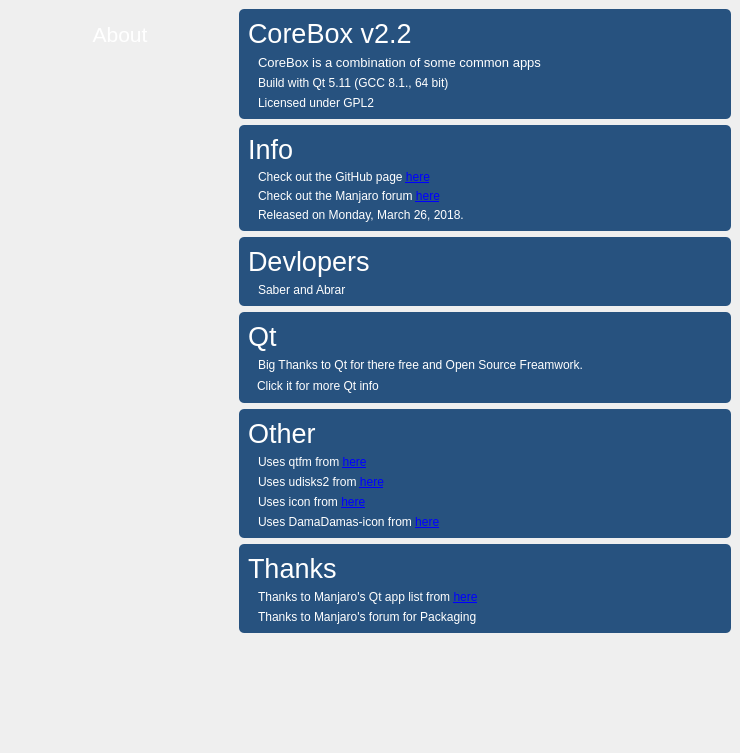
The window that app/about/about.ui (rahmanshaber/corebox) describes before a commit, drawn with Qt 5.
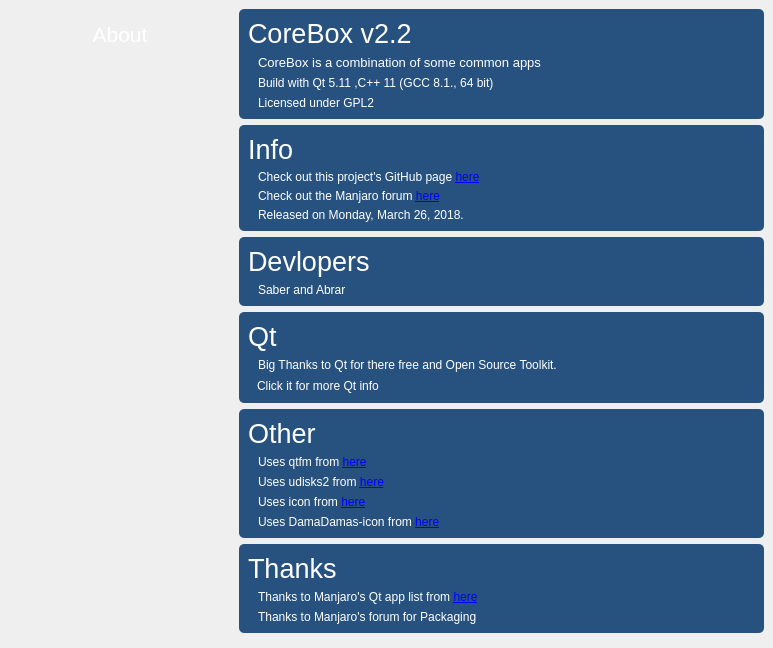
The same window after the commit. Icons and pictures are not drawn.

What changed in the file:
```diff
--- a/app/about/about.ui
+++ b/app/about/about.ui
@@ -6,8 +6,8 @@
    <rect>
     <x>0</x>
     <y>0</y>
-    <width>740</width>
-    <height>753</height>
+    <width>773</width>
+    <height>648</height>
    </rect>
   </property>
   <property name="windowTitle">
@@ -225,7 +225,7 @@
          <item row="2" column="0">
           <widget class="QLabel" name="label_10">
            <property name="text">
-            <string>Build with Qt 5.11 (GCC 8.1., 64 bit)</string>
+            <string>Build with Qt 5.11 ,C++ 11 (GCC 8.1., 64 bit)</string>
            </property>
            <property name="indent">
             <number>10</number>
@@ -297,7 +297,7 @@
          <item row="1" column="0">
           <widget class="QLabel" name="label_19">
            <property name="text">
-            <string>&lt;html&gt;&lt;head/&gt;&lt;body&gt;&lt;p&gt;Check out the GitHub page &lt;a href=&quot;https://github.com/rahmanshaber/corebox&quot;&gt;&lt;span style=&quot; text-decoration: underline; color:#0000ff;&quot;&gt;here&lt;/span&gt;&lt;/a&gt;&lt;/p&gt;&lt;/body&gt;&lt;/html&gt;</string>
+            <string>&lt;html&gt;&lt;head/&gt;&lt;body&gt;&lt;p&gt;Check out this project's GitHub page &lt;a href=&quot;https://github.com/rahmanshaber/corebox&quot;&gt;&lt;span style=&quot; text-decoration: underline; color:#0000ff;&quot;&gt;here&lt;/span&gt;&lt;/a&gt;&lt;/p&gt;&lt;/body&gt;&lt;/html&gt;</string>
            </property>
            <property name="indent">
             <number>10</number>
@@ -362,7 +362,7 @@
          <item row="1" column="0">
           <widget class="QLabel" name="label_9">
            <property name="text">
-            <string>Big Thanks to Qt for there free and Open Source Freamwork.</string>
+            <string>Big Thanks to Qt for there free and Open Source Toolkit.</string>
            </property>
            <property name="indent">
             <number>10</number>
```
